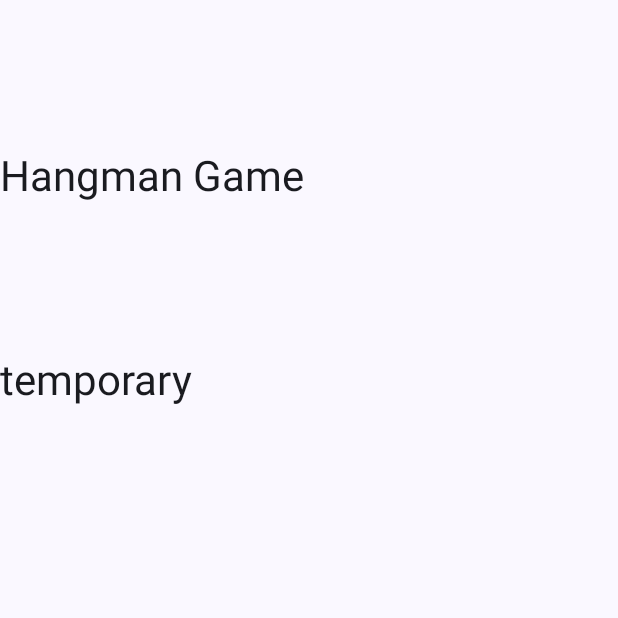
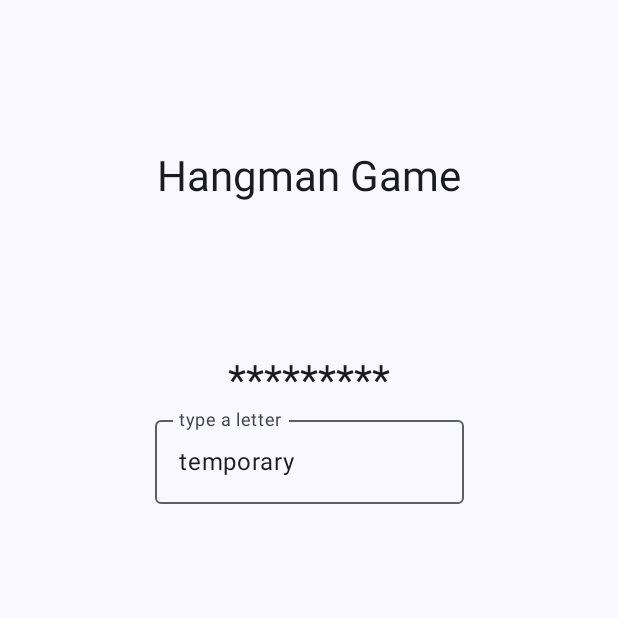
Before and after one commit to pat-shannon/Hangman, an Android app built with Jetpack Compose: the game screen opened through its navigation route, on a phone screen of 412 x 824 dp, the top half of it. Run offline under Robolectric (Android 15) with nearby library versions, the phone set to English and light mode, and no system bars.

Commit message:
to check

```diff
--- a/app/build.gradle.kts
+++ b/app/build.gradle.kts
@@ -42,6 +42,10 @@ android {
 dependencies {
     val nav_version = "2.7.5"
 
+    implementation ("androidx.compose.ui:ui:1.7.6")
+    implementation ("androidx.compose.material3:material3:1.7.6")
+    implementation ("androidx.compose.ui:ui-tooling-preview:1.7.6")
+    implementation ("androidx.lifecycle:lifecycle-runtime-compose:2.8.7")
     implementation("androidx.navigation:navigation-compose:$nav_version")
     implementation(libs.androidx.core.ktx)
     implementation(libs.androidx.lifecycle.runtime.ktx)
--- a/app/src/main/java/com/example/hangman/MainActivity.kt
+++ b/app/src/main/java/com/example/hangman/MainActivity.kt
@@ -9,8 +9,10 @@ import androidx.compose.foundation.layout.Column
 import androidx.compose.foundation.layout.fillMaxSize
 import androidx.compose.foundation.layout.fillMaxWidth
 import androidx.compose.foundation.layout.padding
+import androidx.compose.foundation.text.KeyboardOptions
 import androidx.compose.material3.Button
 import androidx.compose.material3.MaterialTheme
+import androidx.compose.material3.OutlinedTextField
 import androidx.compose.material3.Surface
 import androidx.compose.material3.Text
 import androidx.compose.runtime.Composable
@@ -18,8 +20,10 @@ import androidx.compose.runtime.getValue
 import androidx.compose.runtime.mutableStateOf
 import androidx.compose.runtime.remember
 import androidx.compose.runtime.setValue
+import androidx.compose.ui.Alignment
 import androidx.compose.ui.Modifier
 import androidx.compose.ui.res.stringResource
+import androidx.compose.ui.text.input.PasswordVisualTransformation
 import androidx.compose.ui.tooling.preview.Preview
 import androidx.compose.ui.unit.dp
 import androidx.navigation.compose.NavHost
@@ -71,15 +75,30 @@ fun game() {
     println(progress)
     var InputLetter by remember {mutableStateOf("temporary")}
 
-    Column {
+    Column (
+        horizontalAlignment = Alignment.CenterHorizontally,
+        modifier = Modifier.fillMaxSize()
+    ){
         Text(text = "Hangman Game",
             style = MaterialTheme.typography.headlineMedium,
             modifier = Modifier
                 .padding(top = 100.dp))
-        Text(text = word,
+
+        Text(text = "*".repeat(word.length),
             style = MaterialTheme.typography.headlineMedium,
+            modifier = Modifier.padding(top = 100.dp))
+
+
+        // User InputLetter Field
+        OutlinedTextField(
+            value = InputLetter,
+            onValueChange = {
+                InputLetter = it },
+            label = { Text("type a letter") },
             modifier = Modifier
-                .padding(top = 100.dp))
+                .fillMaxWidth(0.5f),
+            keyboardOptions = KeyboardOptions.Default
+        )
     }
 }
 
```
